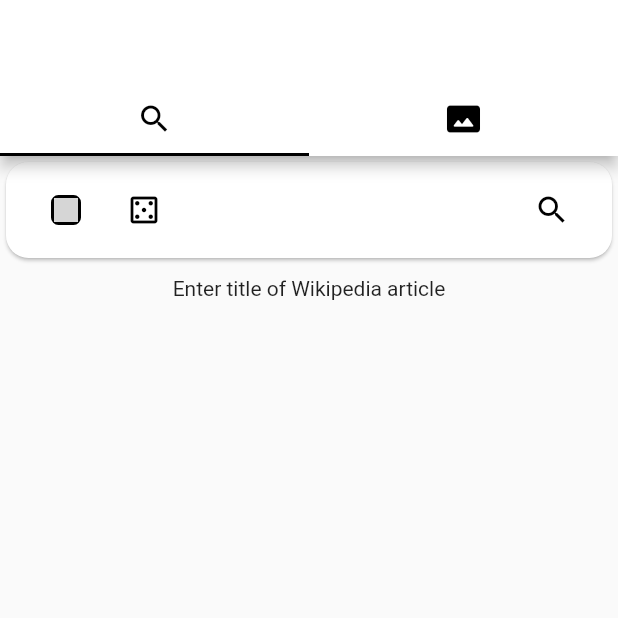
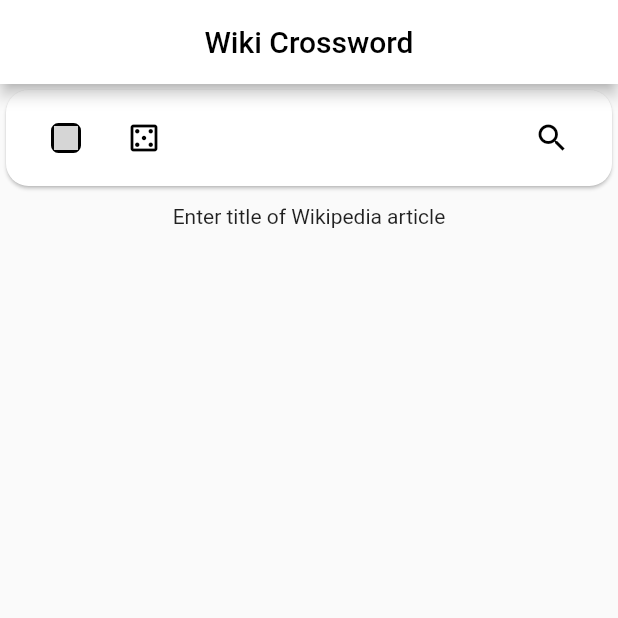
Before and after one commit to SmirnuX/wiki-cross, a Flutter app: the screen it shows after launch, on a phone screen of 412 x 824 dp, the top half of it. Run offline on Flutter 3.47's test engine with Material 2 defaults, Android fonts, the light colour scheme and no system bars; our stand-ins replace auto_size_text; missing offline and left inert: flag; generated files the repository leaves out were written again; grey boxes are pictures that could not be loaded.

Commit message:
completed beta version
Signed-off-by: Смирнов Василий <xomafok@yandex.ru>

```diff
--- a/lib/crossword.dart
+++ b/lib/crossword.dart
@@ -290,16 +290,17 @@
           Words[chosen].mistakes.add(i);  //Добавляем ошибку
         }
       }
-      for (var inter in Words[chosen].inters)
+      for (var inter in Words[chosen].inters) //Проверка пересечений
       {
         if (inter.source == chosen &&
-            Words[chosen].word.substring(inter.source_index, inter.source_index+1) != ' ' &&
+            Words[chosen].in_word.substring(inter.source_index, inter.source_index+1) != '_' &&
             !Words[chosen].word.substring(inter.source_index, inter.source_index+1).contains(RegExp(r"[^a-zA-Zа-яА-ЯёЁ]")) &&
             Words[chosen].word.substring(inter.source_index, inter.source_index+1) != Words[chosen].in_word.substring(inter.source_index, inter.source_index+1))
         {
           Words[inter.word].mistakes.add(inter.word_index);
         }
-        else if (Words[chosen].word.substring(inter.word_index, inter.word_index+1) != ' ' &&
+        else if (inter.word == chosen &&
+                Words[chosen].in_word.substring(inter.word_index, inter.word_index+1) != '_' &&
                 !Words[chosen].word.substring(inter.word_index, inter.word_index+1).contains(RegExp(r"[^a-zA-Zа-яА-ЯёЁ]")) &&
                 Words[chosen].word.substring(inter.word_index, inter.word_index+1) != Words[chosen].in_word.substring(inter.word_index, inter.word_index+1))
         {
--- a/lib/search.dart
+++ b/lib/search.dart
@@ -23,40 +23,21 @@
 
 class _SearchRouteState extends State<SearchRoute> with SingleTickerProviderStateMixin
 {
-  late TabController tab_controller;
 
   @override
   void initState() {
     super.initState();
-    tab_controller = TabController(length: 2, vsync: this);
   }
 
   @override
   Widget build(BuildContext context) {
     return Scaffold(
       appBar: AppBar(
-        bottom: TabBar  //Вкладки
-        (
-          indicatorColor: ColorTheme.GetTextColor(context),
-          controller: tab_controller,
-          tabs: [
-            Tab(
-              icon: Icon(Icons.search, color: ColorTheme.GetTextColor(context)),
-            ),
-            Tab(
-              icon: Icon(Icons.photo_size_select_actual_rounded, color: ColorTheme.GetTextColor(context)),
-            ),
-          ],
-        ),
+        title: Text('Wiki Crossword', style: TextStyle(color: ColorTheme.GetTextColor(context)),),
+        centerTitle: true,
         backgroundColor: ColorTheme.GetAppBarColor(context),
       ),
-      body: TabBarView(
-        controller: tab_controller,
-        children:const [
-          SearchTab(),
-          Text('Темы')  //Темы
-        ]
-      )
+      body: const SearchTab(),
     );
   }
 }
```
Also changed, not shown: 1 other file.
